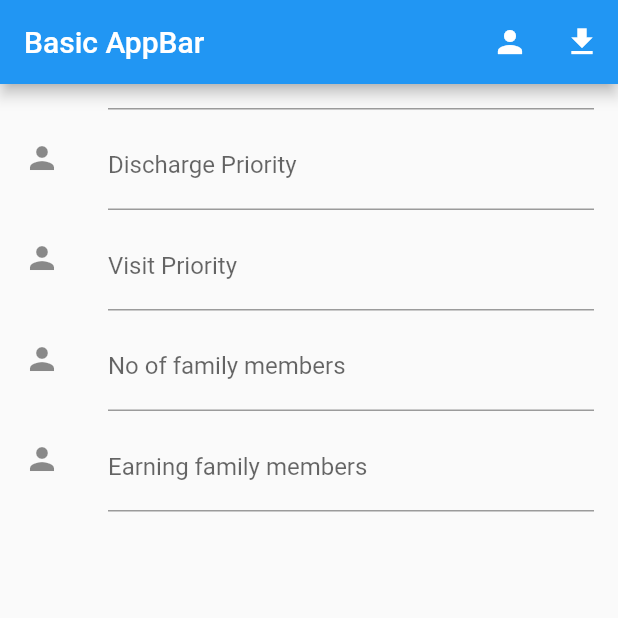
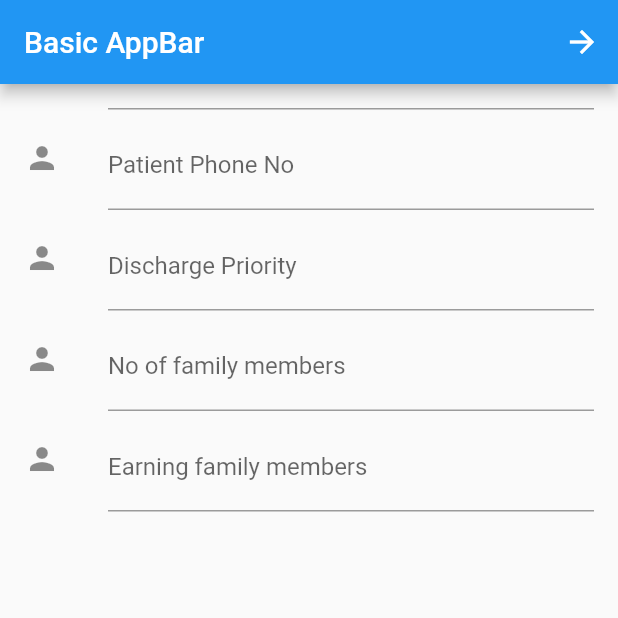
Before and after one commit to caffebd/crpapp, a Flutter app: the screen it shows after launch, scrolled down 515 dp, on a phone screen of 412 x 824 dp, the top half of it. Run offline on Flutter 3.47's test engine with Material 2 defaults, Android fonts, the phone set to English and light mode, and no system bars; our stand-ins replace cloud_firestore, connectivity, csv, date_format, device_info, firebase_storage; missing offline and left inert: simple_permissions; accounts and stored records are empty.

Commit message:
new buttons

```diff
--- a/lib/screens/home.dart
+++ b/lib/screens/home.dart
@@ -5,6 +5,7 @@ import 'package:crpapp/screens/final.dart';
 import 'package:crpapp/questionData.dart' as myQuestions;
 import 'dart:async';
 import 'package:connectivity/connectivity.dart';
+import 'package:date_format/date_format.dart';
 
 class Home extends StatefulWidget{
 
@@ -151,6 +152,11 @@ class _State extends State<Home>{
 
 void setAllText(){
 
+  var timeNow = new DateTime.now();
+  String gotDate = (formatDate(timeNow, [dd, '-', mm, '-', yyyy]));
+
+  myQuestions.dateOfVisit[1] = gotDate;
+
   idController.text = myQuestions.thePatientID[1];
   fileController.text = myQuestions.fileNO[1];
   dateVisitController.text = myQuestions.dateOfVisit[1];
@@ -259,17 +265,12 @@ void setAllText(){
           actions: <Widget>[
       // action button
       IconButton(
-      icon:  new Icon(Icons.person),
+      icon:  new Icon(Icons.arrow_forward),
       onPressed: () {
         nextPage();
       },
       ),
-      IconButton(
-        icon:  new Icon(Icons.file_download),
-        onPressed: () {
-          _patientData(myQuestions.thePatientID[1]);
-        },
-      ),
+
       ],
     ),
 
@@ -369,6 +370,27 @@ void setAllText(){
 
                   hintText: '',
                   labelText: 'Type of Visit:',
+
+                ),
+
+              ),
+            ),
+
+            new ListTile(
+              leading: const Icon(Icons.person),
+              title: new TextField(
+                autofocus: true,
+                controller: priorityController,
+                onChanged: (String value) {
+                  onChangedVisitPriority(value);
+                },
+                maxLines: 1,
+                autocorrect: false,
+                keyboardType: TextInputType.text,
+                decoration: new InputDecoration(
+
+                  hintText: '',
+                  labelText: 'Visit Priority',
 
                 ),
 
@@ -480,26 +502,7 @@ void setAllText(){
               ),
             ),
 
-            new ListTile(
-              leading: const Icon(Icons.person),
-              title: new TextField(
-                autofocus: true,
-                  controller: priorityController,
-                onChanged: (String value) {
-                  onChangedVisitPriority(value);
-                },
-                maxLines: 1,
-                autocorrect: false,
-                keyboardType: TextInputType.text,
-                decoration: new InputDecoration(
 
-                  hintText: '',
-                  labelText: 'Visit Priority',
-
-                ),
-
-              ),
-            ),
 
             new ListTile(
               leading: const Icon(Icons.person),
```
